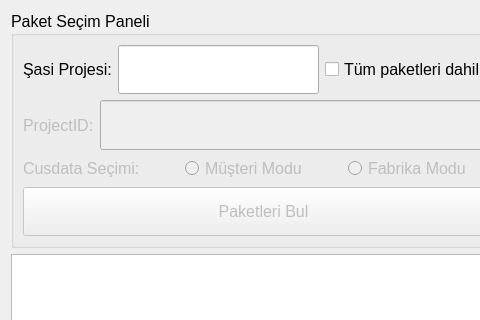
Qt form ui/image_creator_screen.ui (cihansenyuz/system_controller) before a commit; both pictures show x 0 to 480 and y 0 to 320 of the 792 by 561 pixel window.
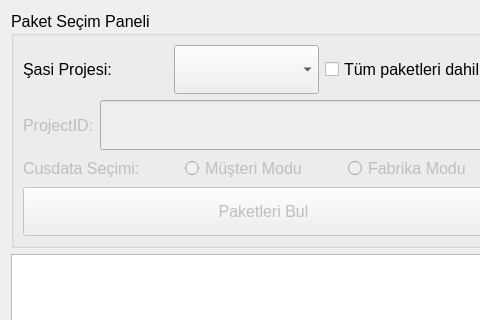
The same form after that commit.

Commit message: replace with combobox

```diff
--- a/ui/image_creator_screen.ui
+++ b/ui/image_creator_screen.ui
@@ -42,9 +42,9 @@
            </widget>
           </item>
           <item>
-           <widget class="QLineEdit" name="projectNameLineEdit">
+           <widget class="QComboBox" name="projectNameComboBox">
             <property name="sizePolicy">
-             <sizepolicy hsizetype="Expanding" vsizetype="Minimum">
+             <sizepolicy hsizetype="Preferred" vsizetype="Minimum">
               <horstretch>0</horstretch>
               <verstretch>0</verstretch>
              </sizepolicy>
```
The commit also changes 2 other files.
